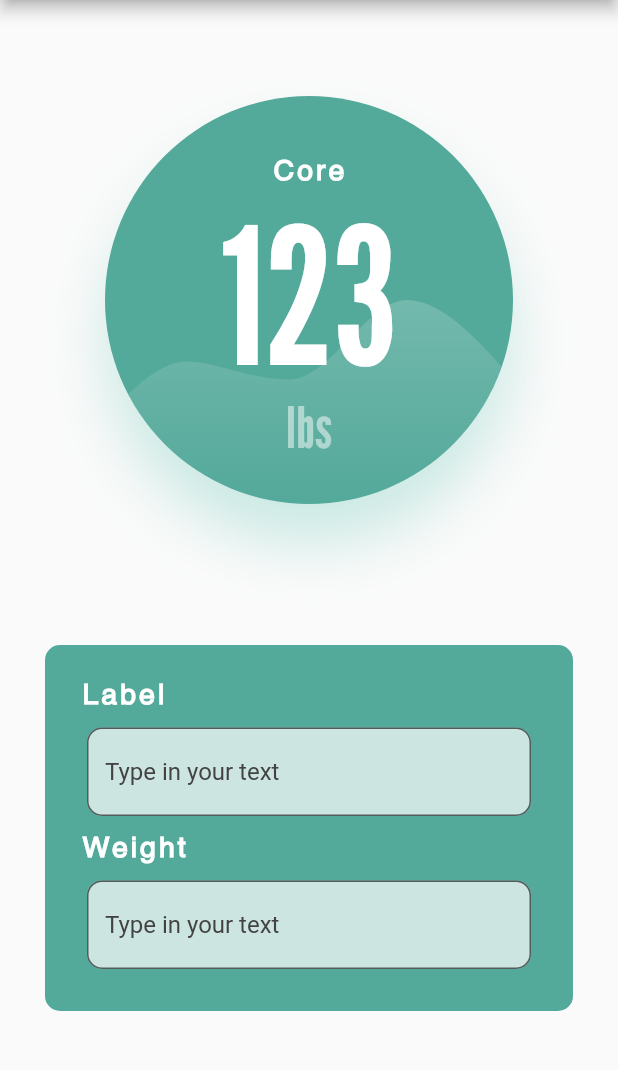
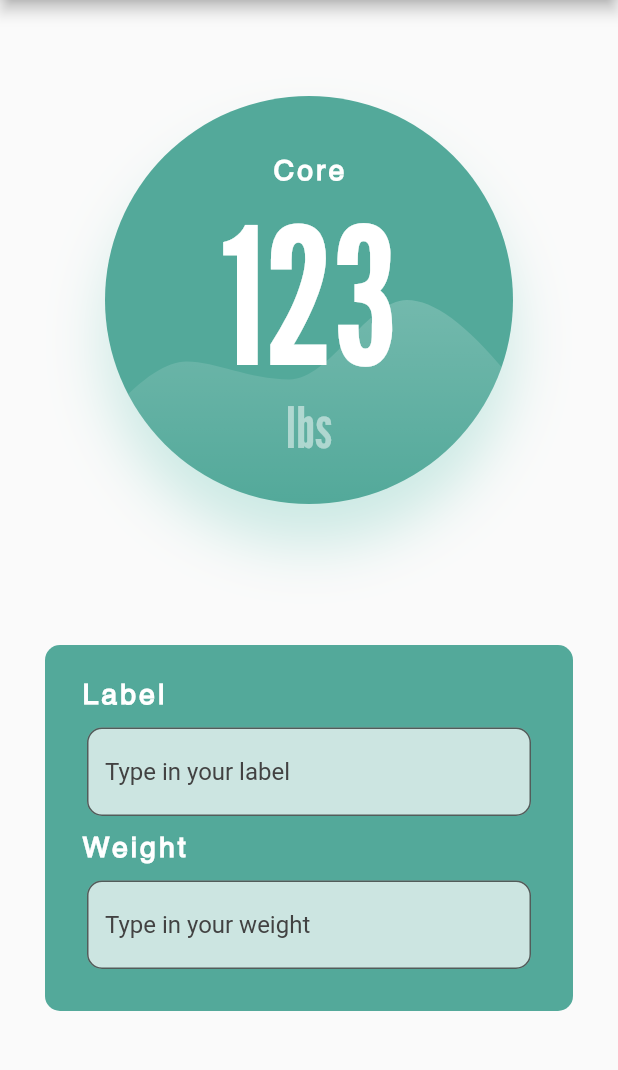
Before and after one commit to samuelobe/metrics_bubble, a Flutter app: the screen it shows after launch, on a phone screen of 412 x 824 dp, the part 84-1154 px from its top. Run offline on Flutter 3.47's test engine with Material 2 defaults, Android fonts, the phone set to English and light mode, and no system bars; our stand-ins replace flutter_svg.

Commit message:
Added some regex to prevent user from adding non-numbers to weight

```diff
--- a/lib/pages/home_page.dart
+++ b/lib/pages/home_page.dart
@@ -1,4 +1,5 @@
 import 'package:flutter/material.dart';
+import 'package:flutter/services.dart';
 import 'package:metrics_bubble/widgets/metrics_bubble.dart';
 
 class DemoPage extends StatefulWidget {
@@ -69,7 +70,7 @@ class _DemoPageState extends State<DemoPage> {
                                 ),
                                 filled: true,
                                 hintStyle: TextStyle(color: Colors.grey[800]),
-                                hintText: 'Type in your text',
+                                hintText: 'Type in your label',
                                 fillColor: Colors.white70),
                           ),
                         ),
@@ -89,6 +90,10 @@ class _DemoPageState extends State<DemoPage> {
                         Padding(
                           padding: const EdgeInsets.all(8.0),
                           child: TextField(
+                            inputFormatters: <TextInputFormatter>[
+                              FilteringTextInputFormatter.allow(
+                                  RegExp(r'^\d+$')),
+                            ],
                             onChanged: (str) => {
                               if (str.isNotEmpty)
                                 {
@@ -103,7 +108,7 @@ class _DemoPageState extends State<DemoPage> {
                                 ),
                                 filled: true,
                                 hintStyle: TextStyle(color: Colors.grey[800]),
-                                hintText: 'Type in your text',
+                                hintText: 'Type in your weight',
                                 fillColor: Colors.white70),
                           ),
                         ),
@@ -117,12 +122,3 @@ class _DemoPageState extends State<DemoPage> {
         ));
   }
 }
-
-// class BubbleEditTextBox extends StatelessWidget {
-//   const BubbleEditTextBox({ Key? key }) : super(key: key);
-
-//   @override
-//   Widget build(BuildContext context) {
-//     return Column(children: [],);
-//   }
-// }
```
